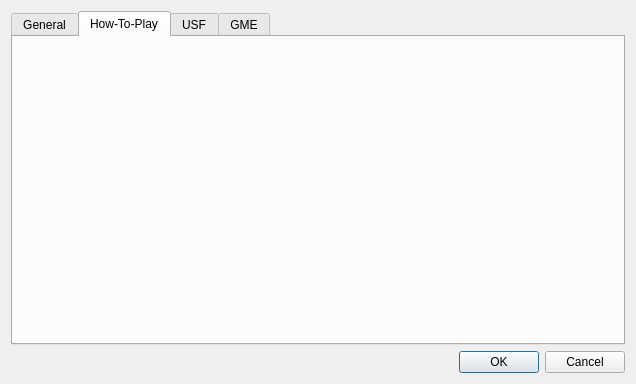
Old version of the form src/GUI/configdialog.ui in the repository derselbst/ANMP.
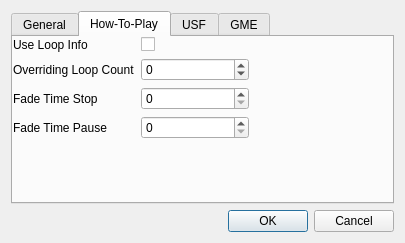
New version of the form. The open tabs and pages were chosen to show the change.

Commit message: update config dialog

The edit to the form file:
```diff
--- a/src/GUI/configdialog.ui
+++ b/src/GUI/configdialog.ui
@@ -6,8 +6,8 @@
    <rect>
     <x>0</x>
     <y>0</y>
-    <width>636</width>
-    <height>384</height>
+    <width>405</width>
+    <height>243</height>
    </rect>
   </property>
   <property name="windowTitle">
@@ -91,6 +91,77 @@
         <attribute name="title">
          <string notr="true">How-To-Play</string>
         </attribute>
+        <widget class="QWidget" name="formLayoutWidget">
+         <property name="geometry">
+          <rect>
+           <x>0</x>
+           <y>0</y>
+           <width>236</width>
+           <height>136</height>
+          </rect>
+         </property>
+         <layout class="QFormLayout" name="formLayout_2">
+          <item row="0" column="0">
+           <widget class="QLabel" name="label_4">
+            <property name="text">
+             <string>Use Loop Info</string>
+            </property>
+           </widget>
+          </item>
+          <item row="0" column="1">
+           <widget class="QCheckBox" name="checkLoopInfo">
+            <property name="text">
+             <string/>
+            </property>
+           </widget>
+          </item>
+          <item row="1" column="0">
+           <widget class="QLabel" name="label_5">
+            <property name="text">
+             <string>Overriding Loop Count</string>
+            </property>
+           </widget>
+          </item>
+          <item row="1" column="1">
+           <widget class="QSpinBox" name="spinLoopCount">
+            <property name="minimum">
+             <number>-1</number>
+            </property>
+            <property name="maximum">
+             <number>999</number>
+            </property>
+           </widget>
+          </item>
+          <item row="2" column="0">
+           <widget class="QLabel" name="label_6">
+            <property name="text">
+             <string>Fade Time Stop</string>
+            </property>
+           </widget>
+          </item>
+          <item row="2" column="1">
+           <widget class="QSpinBox" name="spinFadeStop">
+            <property name="maximum">
+             <number>120000</number>
+            </property>
+           </widget>
+          </item>
+          <item row="3" column="0">
+           <widget class="QLabel" name="label_7">
+            <property name="text">
+             <string>Fade Time Pause</string>
+            </property>
+           </widget>
+          </item>
+          <item row="3" column="1">
+           <widget class="QSpinBox" name="spinFadePause">
+            <property name="maximum">
+             <number>120000</number>
+            </property>
+           </widget>
+          </item>
+         </layout>
+        </widget>
        </widget>
        <widget class="QWidget" name="usf">
         <attribute name="title">
```
The commit also changes 5 other files.
